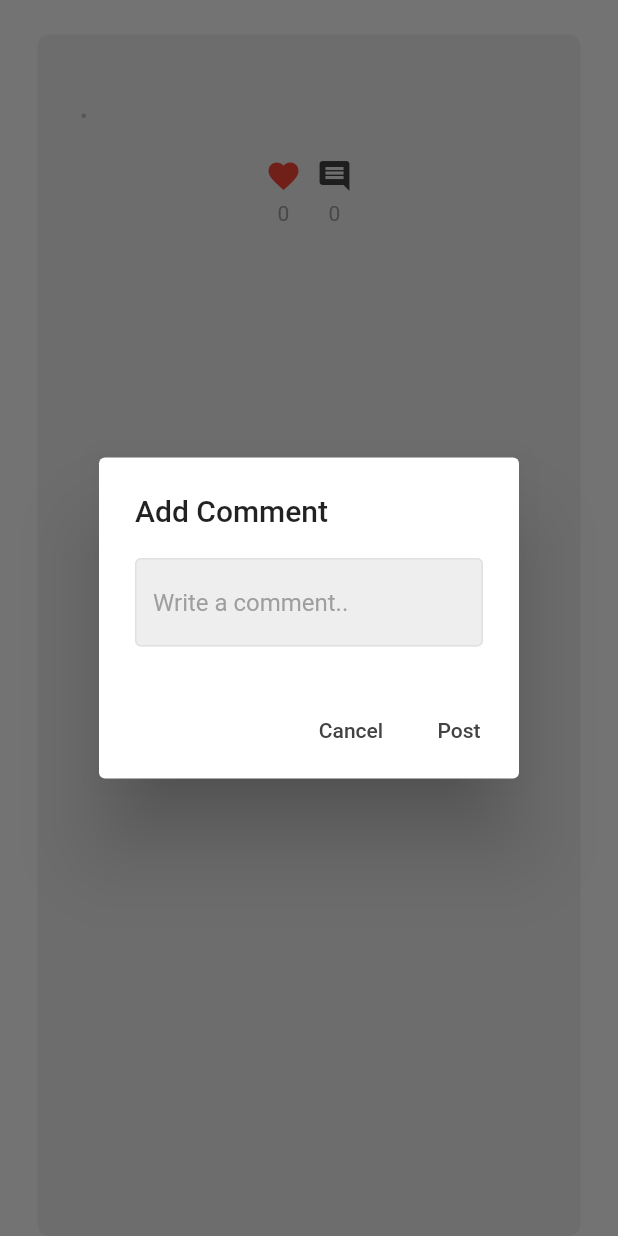
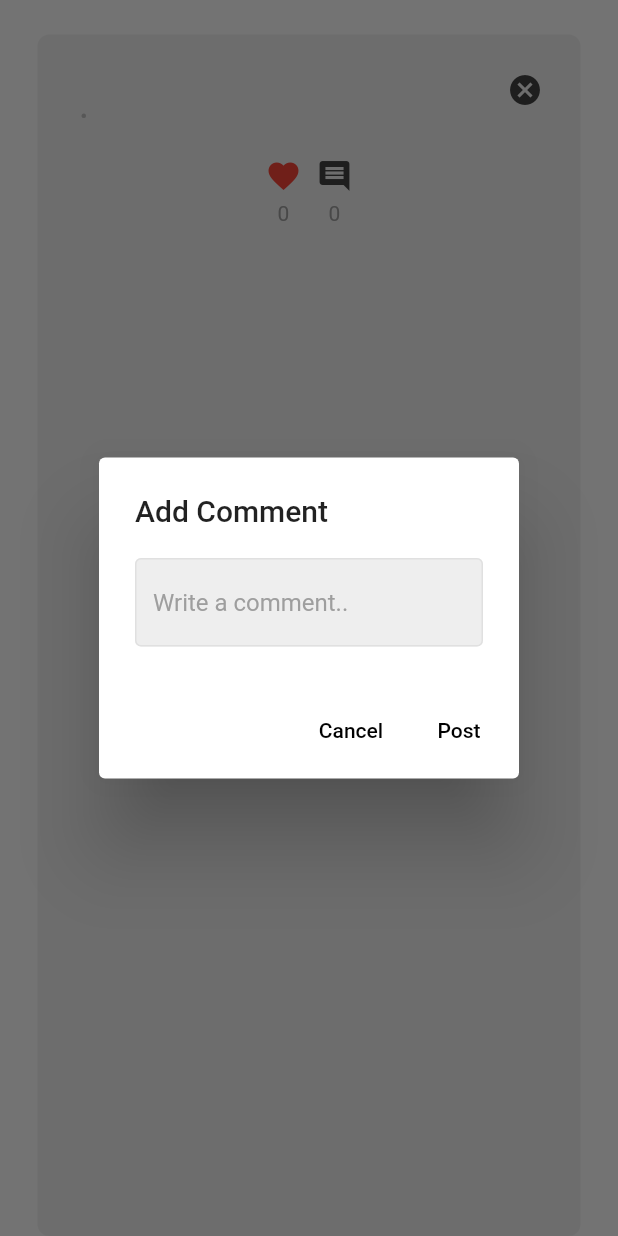
Before and after one commit to edwin-learning/flutter_social_media_app, a Flutter app: the WallPost widget shown alone on an empty page, opened directly with empty values, after a tap on the "favorite outline" icon, after a tap on the "comment" icon, on a phone screen of 412 x 824 dp. Run offline on Flutter 3.47's test engine with Material 2 defaults, Android fonts, the light colour scheme and no system bars; our stand-ins replace cloud_firestore, firebase_auth, firebase_core; accounts and stored records are empty; network calls fail.

Commit message:
feat: 完成删除帖子功能

```diff
--- /dev/null
+++ b/lib/components/delete_button.dart
@@ -0,0 +1,21 @@
+import 'package:flutter/material.dart';
+
+class DeleteButton extends StatelessWidget {
+  final void Function()? onTap;
+
+  const DeleteButton({
+    super.key,
+    required this.onTap,
+  });
+
+  @override
+  Widget build(BuildContext context) {
+    return GestureDetector(
+      onTap: onTap,
+      child:  Icon(
+        Icons.cancel,
+        color: Theme.of(context).colorScheme.onSecondary,
+      ),
+    );
+  }
+}
--- a/lib/components/my_text_button.dart
+++ /dev/null
@@ -1,23 +0,0 @@
-import 'package:flutter/material.dart';
-
-class MyTextButton extends StatelessWidget {
-  final VoidCallback? onPressed;
-  final String text;
-
-  const MyTextButton({
-    super.key,
-    this.onPressed,
-    required this.text,
-  });
-
-  @override
-  Widget build(BuildContext context) {
-    return TextButton(
-      onPressed: onPressed,
-      child: Text(
-        text,
-        style: TextStyle(color: Theme.of(context).colorScheme.onSecondary),
-      ),
-    );
-  }
-}
--- a/lib/components/wall_post.dart
+++ b/lib/components/wall_post.dart
@@ -3,8 +3,8 @@ import 'package:firebase_auth/firebase_auth.dart';
 import 'package:flutter/material.dart';
 import 'package:flutter_social_media_app/components/comment.dart';
 import 'package:flutter_social_media_app/components/comment_button.dart';
+import 'package:flutter_social_media_app/components/delete_button.dart';
 import 'package:flutter_social_media_app/components/like_button.dart';
-import 'package:flutter_social_media_app/components/my_text_button.dart';
 import 'package:flutter_social_media_app/components/text_field.dart';
 import 'package:flutter_social_media_app/helper/helper_methods.dart';
 
@@ -80,23 +80,57 @@ class _WallPostState extends State<WallPost> {
           obscureText: false,
         ),
         actions: [
-
-          MyTextButton(
-              onPressed: () => Navigator.pop(context),
-              text: "Cancel"
-          ),
-
-          MyTextButton(
+          TextButton(
+              onPressed: () => Navigator.pop(context), child: Text("Cancel")),
+          TextButton(
               onPressed: () {
                 addComment(_commentTextController.text);
+                Navigator.pop(context);
+                _commentTextController.clear();
+              },
+              child: Text("Post")),
+        ],
+      ),
+    );
+  }
+
+  void deletePost() {
+    showDialog(
+      context: context,
+      builder: (context) => AlertDialog(
+        title: const Text("Delete Post"),
+        content: const Text("Are you sure you want to delete this post?"),
+        actions: [
+          TextButton(
+            onPressed: () => Navigator.pop(context),
+            child: Text("Cancel"),
+          ),
+          TextButton(
+            onPressed: () async {
+              FirebaseFirestore.instance
+                  .collection("User Posts")
+                  .doc(widget.postId)
+                  .collection("Comments")
+                  .get()
+                  .then((value) => value.docs.map((e) => FirebaseFirestore
+                      .instance
+                      .collection("User Posts")
+                      .doc(widget.postId)
+                      .collection("Comments")
+                      .doc(e.id)
+                      .delete()));
+
+              FirebaseFirestore.instance
+                  .collection("User Posts")
+                  .doc(widget.postId)
+                  .delete()
+                  .then((value) => print("Post Deleted"))
+                  .catchError((error) => print("Failed Delete : $error"));
 
               Navigator.pop(context);
-
-                _commentTextController.clear();
             },
-              text: "Post"
+            child: Text("Delete"),
           ),
-
         ],
       ),
     );
@@ -114,10 +148,17 @@ class _WallPostState extends State<WallPost> {
       child: Column(
         crossAxisAlignment: CrossAxisAlignment.start,
         children: [
+          Row(
+            mainAxisAlignment: MainAxisAlignment.spaceBetween,
+            crossAxisAlignment: CrossAxisAlignment.start,
+            children: [
               Column(
                 crossAxisAlignment: CrossAxisAlignment.start,
                 children: [
-              Text(widget.message),
+                  Text(
+                    widget.message,
+                    overflow: TextOverflow.clip,
+                  ),
                   const SizedBox(height: 5),
                   Row(
                     children: [
@@ -135,6 +176,11 @@ class _WallPostState extends State<WallPost> {
                       ),
                     ],
                   ),
+                ],
+              ),
+              const SizedBox(height: 5),
+              if (widget.user == currentUser.email)
+                DeleteButton(onTap: deletePost)
             ],
           ),
           const SizedBox(height: 20),
--- a/lib/theme/dark_theme.dart
+++ b/lib/theme/dark_theme.dart
@@ -12,5 +12,9 @@ ThemeData darkTheme = ThemeData(
     secondary: Colors.grey[800]!,
     onSecondary: Colors.grey[300]!,
 
-  )
+  ),
+
+  textButtonTheme: TextButtonThemeData(
+    style: TextButton.styleFrom(foregroundColor: Colors.white),
+  ),
 );
--- a/lib/theme/light_theme.dart
+++ b/lib/theme/light_theme.dart
@@ -15,5 +15,8 @@ ThemeData lightTheme = ThemeData(
         secondary: Colors.grey[300]!,
         onSecondary: Colors.grey[800]!,
     ),
+    textButtonTheme: TextButtonThemeData(
+        style: TextButton.styleFrom(foregroundColor: Colors.black),
+    ),
 
 );
```
Also changed, not shown: lib/pages/profile_page.dart (+5 -7 lines). Lines whose indentation alone changed are shown as unchanged.
